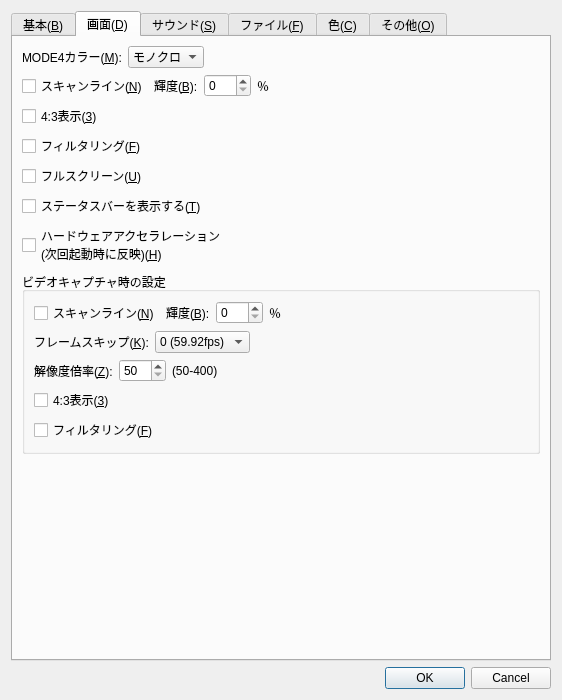
This is src/Qt/configdialog.ui in eighttails/PC6001VX as Qt 5 draws it before an edit. The edited form follows.
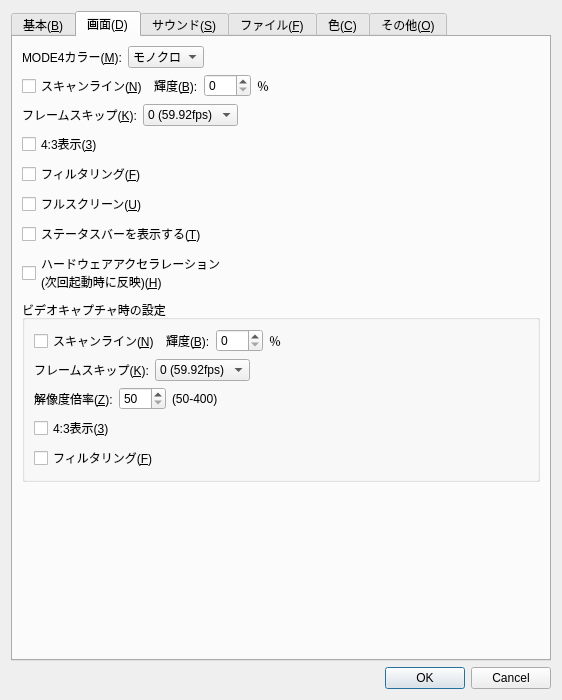
This is the edited form. The open tabs and pages were chosen to show the change. Custom widgets are drawn as their Qt base class.

Commit message: フレームスキップ設定を実装

Diff of the .ui file:
```diff
--- a/src/Qt/configdialog.ui
+++ b/src/Qt/configdialog.ui
@@ -540,6 +540,67 @@
          </item>
         </layout>
        </item>
+       <item>
+        <layout class="QHBoxLayout" name="horizontalLayout_11">
+         <item>
+          <widget class="QLabel" name="labelFrameSkip">
+           <property name="text">
+            <string>フレームスキップ(&amp;K):</string>
+           </property>
+           <property name="buddy">
+            <cstring>comboBoxMovieFrameSkip</cstring>
+           </property>
+          </widget>
+         </item>
+         <item>
+          <widget class="QComboBox" name="comboBoxFrameSkip">
+           <item>
+            <property name="text">
+             <string>0 (59.92fps)</string>
+            </property>
+           </item>
+           <item>
+            <property name="text">
+             <string>1 (29.96fps)</string>
+            </property>
+           </item>
+           <item>
+            <property name="text">
+             <string>2 (19.97fps)</string>
+            </property>
+           </item>
+           <item>
+            <property name="text">
+             <string>3 (14.98fps)</string>
+            </property>
+           </item>
+           <item>
+            <property name="text">
+             <string>4 (11.98fps)</string>
+            </property>
+           </item>
+           <item>
+            <property name="text">
+             <string>5 (9.99fps)</string>
+            </property>
+           </item>
+          </widget>
+         </item>
+         <item>
+          <spacer name="horizontalSpacer_15">
+           <property name="orientation">
+            <enum>Qt::Horizontal</enum>
+           </property>
+           <property name="sizeHint" stdset="0">
+            <size>
+             <width>40</width>
+             <height>20</height>
+            </size>
+           </property>
+          </spacer>
+         </item>
+        </layout>
+       </item>
        <item>
         <widget class="QCheckBox" name="checkBoxDispNTSC">
          <property name="text">
```
The commit also changes 1 other file.
